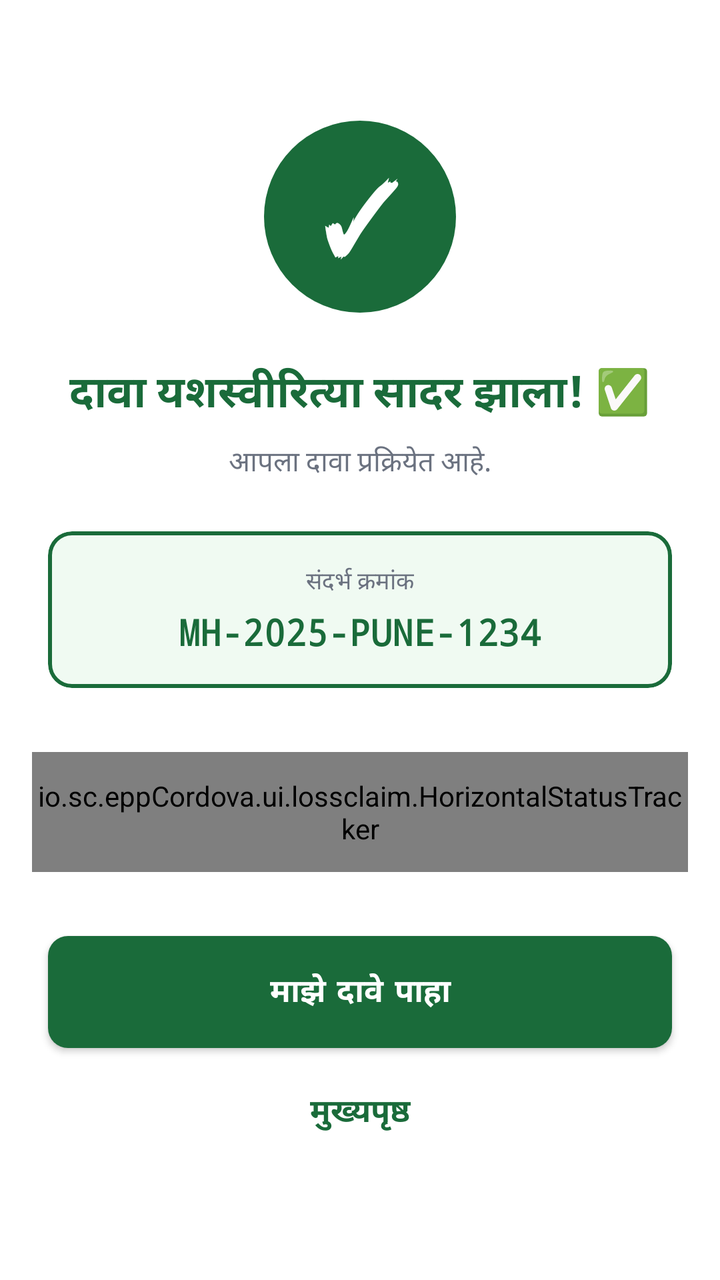
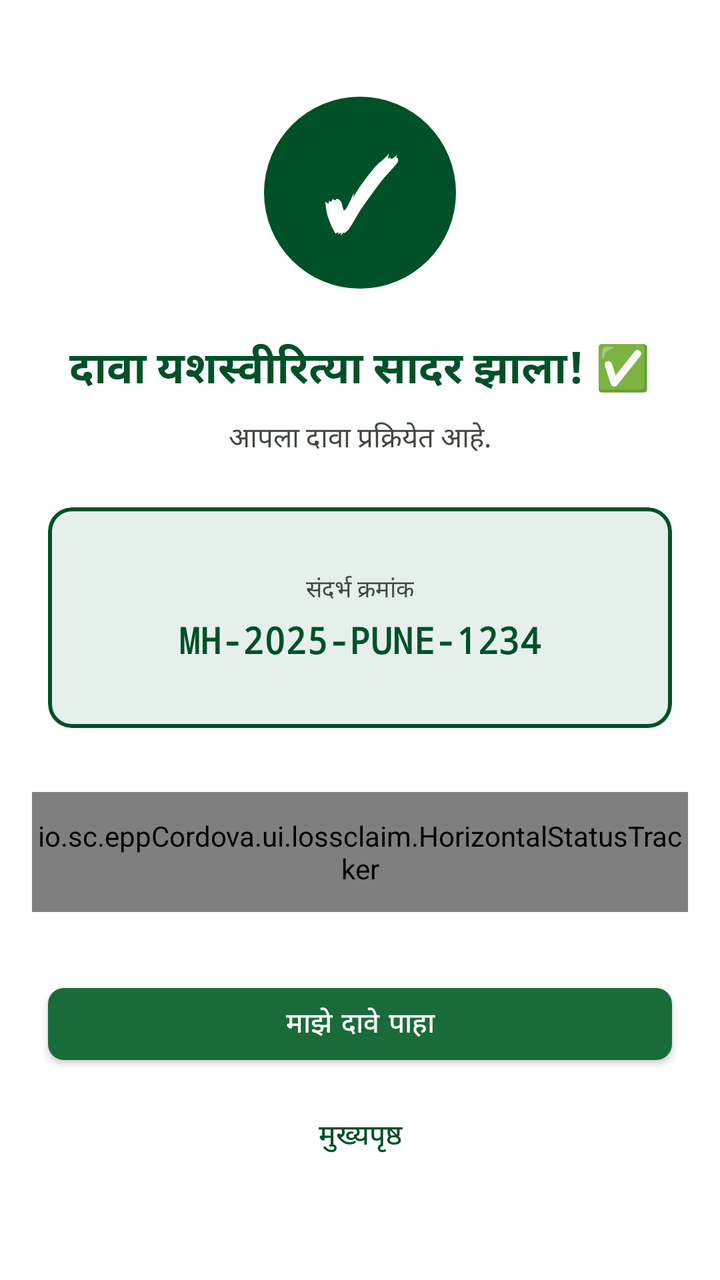

Before-and-after screenshots of an Android layout around one commit, followed by the original layout XML and the change that was made.
<!-- AndroidManifest.xml: application theme Theme.EPeekPahani -->
<!-- res/layout/fragment_loss_claim_step5.xml -->
<?xml version="1.0" encoding="utf-8"?>
<androidx.constraintlayout.widget.ConstraintLayout xmlns:android="http://schemas.android.com/apk/res/android"
    xmlns:app="http://schemas.android.com/apk/res-auto"
    android:layout_width="match_parent"
    android:layout_height="match_parent"
    android:background="@color/bg_card">

    <LinearLayout
        android:layout_width="match_parent"
        android:layout_height="wrap_content"
        android:orientation="vertical"
        android:gravity="center"
        app:layout_constraintTop_toTopOf="parent"
        app:layout_constraintBottom_toBottomOf="parent"
        app:layout_constraintStart_toStartOf="parent"
        app:layout_constraintEnd_toEndOf="parent">

        <FrameLayout
            android:id="@+id/fl_icon_container"
            android:layout_width="96dp"
            android:layout_height="96dp"
            android:background="@drawable/shape_circle_green"
            android:layout_marginBottom="24dp">
            
            <TextView
                android:id="@+id/tv_success_icon"
                android:layout_width="match_parent"
                android:layout_height="match_parent"
                android:text="✓"
                android:textColor="@color/text_white"
                android:textSize="48sp"
                android:textStyle="bold"
                android:gravity="center" />
        </FrameLayout>

        <TextView
            android:id="@+id/tv_status_title"
            android:layout_width="wrap_content"
            android:layout_height="wrap_content"
            android:text="दावा यशस्वीरित्या सादर झाला! ✅"
            android:textColor="@color/green_primary"
            android:textSize="22sp"
            android:textStyle="bold"
            android:layout_marginBottom="8dp" />
            
        <TextView
            android:id="@+id/tv_status_subtitle"
            android:layout_width="wrap_content"
            android:layout_height="wrap_content"
            android:text="आपला दावा प्रक्रियेत आहे."
            android:textColor="@color/text_secondary"
            android:textSize="14sp"
            android:layout_marginBottom="24dp" />

        <com.google.android.material.card.MaterialCardView
            android:layout_width="match_parent"
            android:layout_height="wrap_content"
            android:layout_marginHorizontal="24dp"
            android:layout_marginBottom="32dp"
            app:cardBackgroundColor="@color/green_tint"
            app:strokeWidth="2dp"
            app:strokeColor="@color/green_primary"
            app:cardElevation="0dp"
            app:cardCornerRadius="12dp">
            <LinearLayout
                android:layout_width="match_parent"
                android:layout_height="wrap_content"
                android:orientation="vertical"
                android:padding="16dp"
                android:gravity="center">
                <TextView
                    android:layout_width="wrap_content"
                    android:layout_height="wrap_content"
                    android:text="संदर्भ क्रमांक"
                    android:textColor="@color/text_secondary"
                    android:textSize="12sp"
                    android:layout_marginBottom="4dp"/>
                <TextView
                    android:id="@+id/tv_claim_id_final"
                    android:layout_width="wrap_content"
                    android:layout_height="wrap_content"
                    android:text="MH-2025-PUNE-1234"
                    android:textColor="@color/green_primary"
                    android:textSize="18sp"
                    android:textStyle="bold"
                    android:typeface="monospace"/>
            </LinearLayout>
        </com.google.android.material.card.MaterialCardView>

        
        <io.sc.eppCordova.ui.lossclaim.HorizontalStatusTracker
            android:id="@+id/status_tracker"
            android:layout_width="match_parent"
            android:layout_height="60dp"
            android:layout_marginHorizontal="16dp"
            android:layout_marginBottom="32dp"/>

        <com.google.android.material.button.MaterialButton
            android:id="@+id/btn_view_claims"
            style="@style/Widget.App.Button.Primary"
            android:layout_width="match_parent"
            android:layout_height="wrap_content"
            android:layout_marginHorizontal="24dp"
            android:text="माझे दावे पाहा" />

        <com.google.android.material.button.MaterialButton
            android:id="@+id/btn_home"
            style="@style/Widget.MaterialComponents.Button.TextButton"
            android:layout_width="wrap_content"
            android:layout_height="wrap_content"
            android:layout_marginTop="8dp"
            android:text="मुख्यपृष्ठ"
            android:textColor="@color/green_primary" />

    </LinearLayout>

</androidx.constraintlayout.widget.ConstraintLayout>
<!-- resources referenced by this layout -->
<resources>
  <color name="bg_card">#FFFFFF</color>
  <color name="green_primary">#1a6b3a</color>
  <color name="green_tint">#f0faf2</color>
  <color name="text_secondary">#6B7280</color>
  <color name="text_white">#FFFFFF</color>
  <style name="Widget.App.Button.Primary" parent="Widget.MaterialComponents.Button">
          <item name="backgroundTint">@color/green_primary</item>
          <item name="android:textColor">@color/text_white</item>
          <item name="shapeAppearanceOverlay">@style/ShapeAppearance.App.SmallComponent</item>
          <item name="android:minHeight">56dp</item>
          <item name="android:insetTop">0dp</item>
          <item name="android:insetBottom">0dp</item>
          <item name="elevation">0dp</item>
          <item name="android:textSize">16sp</item>
          <item name="android:textStyle">bold</item>
          <item name="rippleColor">@color/ripple</item>
      </style>
  <style name="ShapeAppearance.App.SmallComponent" parent="ShapeAppearance.MaterialComponents.SmallComponent">
          <item name="cornerFamily">rounded</item>
          <item name="cornerSize">10dp</item>
      </style>
  <color name="ripple">#1a1a6b3a</color>
  <style name="Theme.App" parent="Theme.MaterialComponents.Light.NoActionBar">
          <item name="colorPrimary">@color/green_primary</item>
          <item name="colorPrimaryVariant">@color/green_dark</item>
          <item name="colorOnPrimary">@color/text_white</item>
          <item name="colorSecondary">@color/saffron</item>
          <item name="colorSecondaryVariant">@color/saffron_dark</item>
          <item name="colorOnSecondary">@color/text_white</item>
          <item name="colorError">@color/error</item>
          <item name="colorOnError">@color/text_white</item>
          <item name="colorSurface">@color/bg_card</item>
          <item name="colorOnSurface">@color/text_primary</item>
          <item name="android:colorBackground">@color/bg_screen</item>
          <item name="colorOnBackground">@color/text_primary</item>
  
          
          <item name="materialButtonStyle">@style/Widget.App.Button.Primary</item>
          <item name="textInputStyle">@style/Widget.App.TextInputLayout</item>
  
          
          <item name="shapeAppearanceSmallComponent">@style/ShapeAppearance.App.SmallComponent</item>
          <item name="shapeAppearanceMediumComponent">@style/ShapeAppearance.App.MediumComponent</item>
          <item name="shapeAppearanceLargeComponent">@style/ShapeAppearance.App.LargeComponent</item>
      </style>
  <color name="green_dark">#0f4a27</color>
  <color name="saffron">#f7941d</color>
  <color name="saffron_dark">#e65100</color>
  <color name="error">#B00020</color>
  <color name="text_primary">#1C1C1C</color>
  <color name="bg_screen">#F2F5F1</color>
  <style name="Widget.App.TextInputLayout" parent="Widget.MaterialComponents.TextInputLayout.OutlinedBox">
          <item name="boxStrokeColor">@color/green_primary</item>
          <item name="hintTextColor">@color/green_primary</item>
          <item name="android:textColorHint">@color/text_hint</item>
          <item name="shapeAppearanceOverlay">@style/ShapeAppearance.App.SmallComponent</item>
      </style>
  <style name="ShapeAppearance.App.MediumComponent" parent="ShapeAppearance.MaterialComponents.MediumComponent">
          <item name="cornerFamily">rounded</item>
          <item name="cornerSize">12dp</item>
      </style>
  <style name="ShapeAppearance.App.LargeComponent" parent="ShapeAppearance.MaterialComponents.LargeComponent">
          <item name="cornerFamily">rounded</item>
          <item name="cornerSize">16dp</item>
      </style>
  <color name="text_hint">#9CA3AF</color>
  <!-- unchanged entries left out for length: 3 -->
</resources>

<!-- the commit's change to res/layout/fragment_loss_claim_step5.xml (unified diff, before → after) -->
@@ -26,7 +26,7 @@
                 android:id="@+id/tv_success_icon"
                 android:layout_width="match_parent"
                 android:layout_height="match_parent"
-                android:text="✓"
+                android:text="@string/str_auto_129"
                 android:textColor="@color/text_white"
                 android:textSize="48sp"
                 android:textStyle="bold"
@@ -37,7 +37,7 @@
             android:id="@+id/tv_status_title"
             android:layout_width="wrap_content"
             android:layout_height="wrap_content"
-            android:text="दावा यशस्वीरित्या सादर झाला! ✅"
+            android:text="@string/str_auto_130"
             android:textColor="@color/green_primary"
             android:textSize="22sp"
             android:textStyle="bold"
@@ -47,7 +47,7 @@
             android:id="@+id/tv_status_subtitle"
             android:layout_width="wrap_content"
             android:layout_height="wrap_content"
-            android:text="आपला दावा प्रक्रियेत आहे."
+            android:text="@string/str_auto_131"
             android:textColor="@color/text_secondary"
             android:textSize="14sp"
             android:layout_marginBottom="24dp" />
@@ -71,7 +71,7 @@
                 <TextView
                     android:layout_width="wrap_content"
                     android:layout_height="wrap_content"
-                    android:text="संदर्भ क्रमांक"
+                    android:text="@string/str_auto_132"
                     android:textColor="@color/text_secondary"
                     android:textSize="12sp"
                     android:layout_marginBottom="4dp"/>
@@ -79,7 +79,7 @@
                     android:id="@+id/tv_claim_id_final"
                     android:layout_width="wrap_content"
                     android:layout_height="wrap_content"
-                    android:text="MH-2025-PUNE-1234"
+                    android:text="@string/str_auto_133"
                     android:textColor="@color/green_primary"
                     android:textSize="18sp"
                     android:textStyle="bold"
@@ -101,7 +101,7 @@
             android:layout_width="match_parent"
             android:layout_height="wrap_content"
             android:layout_marginHorizontal="24dp"
-            android:text="माझे दावे पाहा" />
+            android:text="@string/str_auto_134" />
 
         <com.google.android.material.button.MaterialButton
             android:id="@+id/btn_home"
@@ -109,7 +109,7 @@
             android:layout_width="wrap_content"
             android:layout_height="wrap_content"
             android:layout_marginTop="8dp"
-            android:text="मुख्यपृष्ठ"
+            android:text="@string/str_auto_135"
             android:textColor="@color/green_primary" />
 
     </LinearLayout>
<!-- resource entries referenced after the edit -->
@@ -1,40 +1,40 @@
 <!-- resources referenced by this layout -->
 <resources>
-  <color name="bg_card">#FFFFFF</color>
-  <color name="green_primary">#1a6b3a</color>
-  <color name="green_tint">#f0faf2</color>
-  <color name="text_secondary">#6B7280</color>
-  <color name="text_white">#FFFFFF</color>
+  <color name="bg_card">#ffffff</color>
+  <color name="green_primary">#005127</color>
+  <color name="green_tint">#e6f0eb</color>
+  <color name="text_secondary">#404940</color>
+  <color name="text_white">#ffffff</color>
+  <string name="str_auto_129">✓</string>
+  <string name="str_auto_130">दावा यशस्वीरित्या सादर झाला! ✅</string>
+  <string name="str_auto_131">आपला दावा प्रक्रियेत आहे.</string>
+  <string name="str_auto_132">संदर्भ क्रमांक</string>
+  <string name="str_auto_133">MH-2025-PUNE-1234</string>
+  <string name="str_auto_134">माझे दावे पाहा</string>
+  <string name="str_auto_135">मुख्यपृष्ठ</string>
   <style name="Widget.App.Button.Primary" parent="Widget.MaterialComponents.Button">
-          <item name="backgroundTint">@color/green_primary</item>
-          <item name="android:textColor">@color/text_white</item>
-          <item name="shapeAppearanceOverlay">@style/ShapeAppearance.App.SmallComponent</item>
-          <item name="android:minHeight">56dp</item>
-          <item name="android:insetTop">0dp</item>
-          <item name="android:insetBottom">0dp</item>
-          <item name="elevation">0dp</item>
-          <item name="android:textSize">16sp</item>
-          <item name="android:textStyle">bold</item>
-          <item name="rippleColor">@color/ripple</item>
+          <item name="shapeAppearanceOverlay">@style/ShapeAppearance.App.MediumComponent</item>
+          <item name="android:minHeight">48dp</item>
+          <item name="backgroundTint">@color/primary_container</item>
+          <item name="android:textColor">@color/on_primary</item>
       </style>
   <style name="ShapeAppearance.App.SmallComponent" parent="ShapeAppearance.MaterialComponents.SmallComponent">
           <item name="cornerFamily">rounded</item>
-          <item name="cornerSize">10dp</item>
+          <item name="cornerSize">4dp</item>
       </style>
-  <color name="ripple">#1a1a6b3a</color>
   <style name="Theme.App" parent="Theme.MaterialComponents.Light.NoActionBar">
-          <item name="colorPrimary">@color/green_primary</item>
-          <item name="colorPrimaryVariant">@color/green_dark</item>
-          <item name="colorOnPrimary">@color/text_white</item>
-          <item name="colorSecondary">@color/saffron</item>
-          <item name="colorSecondaryVariant">@color/saffron_dark</item>
-          <item name="colorOnSecondary">@color/text_white</item>
+          <item name="colorPrimary">@color/primary</item>
+          <item name="colorPrimaryVariant">@color/primary_container</item>
+          <item name="colorOnPrimary">@color/on_primary</item>
+          <item name="colorSecondary">@color/secondary</item>
+          <item name="colorSecondaryVariant">@color/secondary_container</item>
+          <item name="colorOnSecondary">@color/on_secondary</item>
           <item name="colorError">@color/error</item>
-          <item name="colorOnError">@color/text_white</item>
-          <item name="colorSurface">@color/bg_card</item>
-          <item name="colorOnSurface">@color/text_primary</item>
-          <item name="android:colorBackground">@color/bg_screen</item>
-          <item name="colorOnBackground">@color/text_primary</item>
+          <item name="colorOnError">@color/on_error</item>
+          <item name="colorSurface">@color/surface</item>
+          <item name="colorOnSurface">@color/on_surface</item>
+          <item name="android:colorBackground">@color/background</item>
+          <item name="colorOnBackground">@color/on_background</item>
   
           
           <item name="materialButtonStyle">@style/Widget.App.Button.Primary</item>
@@ -44,28 +44,40 @@
           <item name="shapeAppearanceSmallComponent">@style/ShapeAppearance.App.SmallComponent</item>
           <item name="shapeAppearanceMediumComponent">@style/ShapeAppearance.App.MediumComponent</item>
           <item name="shapeAppearanceLargeComponent">@style/ShapeAppearance.App.LargeComponent</item>
+          
+          <item name="materialCardViewStyle">@style/Widget.App.CardView</item>
       </style>
-  <color name="green_dark">#0f4a27</color>
-  <color name="saffron">#f7941d</color>
-  <color name="saffron_dark">#e65100</color>
-  <color name="error">#B00020</color>
-  <color name="text_primary">#1C1C1C</color>
-  <color name="bg_screen">#F2F5F1</color>
+  <color name="primary">#005127</color>
+  <color name="secondary">#48654e</color>
+  <color name="secondary_container">#caebcd</color>
+  <color name="on_secondary">#ffffff</color>
+  <color name="error">#ba1a1a</color>
+  <color name="on_error">#ffffff</color>
+  <color name="surface">#f7fbf3</color>
+  <color name="on_surface">#181d18</color>
+  <color name="background">#f7fbf3</color>
+  <color name="on_background">#181d18</color>
   <style name="Widget.App.TextInputLayout" parent="Widget.MaterialComponents.TextInputLayout.OutlinedBox">
-          <item name="boxStrokeColor">@color/green_primary</item>
-          <item name="hintTextColor">@color/green_primary</item>
-          <item name="android:textColorHint">@color/text_hint</item>
           <item name="shapeAppearanceOverlay">@style/ShapeAppearance.App.SmallComponent</item>
+          <item name="boxStrokeColor">@color/primary_container</item>
       </style>
   <style name="ShapeAppearance.App.MediumComponent" parent="ShapeAppearance.MaterialComponents.MediumComponent">
           <item name="cornerFamily">rounded</item>
-          <item name="cornerSize">12dp</item>
+          <item name="cornerSize">8dp</item>
       </style>
+  <color name="primary_container">#1a6b3a</color>
+  <color name="on_primary">#ffffff</color>
   <style name="ShapeAppearance.App.LargeComponent" parent="ShapeAppearance.MaterialComponents.LargeComponent">
           <item name="cornerFamily">rounded</item>
-          <item name="cornerSize">16dp</item>
+          <item name="cornerSize">10dp</item>
       </style>
-  <color name="text_hint">#9CA3AF</color>
+  <style name="Widget.App.CardView" parent="Widget.MaterialComponents.CardView">
+          <item name="shapeAppearanceOverlay">@style/ShapeAppearance.App.LargeComponent</item>
+          <item name="cardBackgroundColor">@color/surface_container_lowest</item>
+          <item name="cardElevation">4dp</item>
+          <item name="contentPadding">16dp</item>
+      </style>
+  <color name="surface_container_lowest">#ffffff</color>
   <!-- unchanged entries left out for length: 3 -->
 </resources>
 
